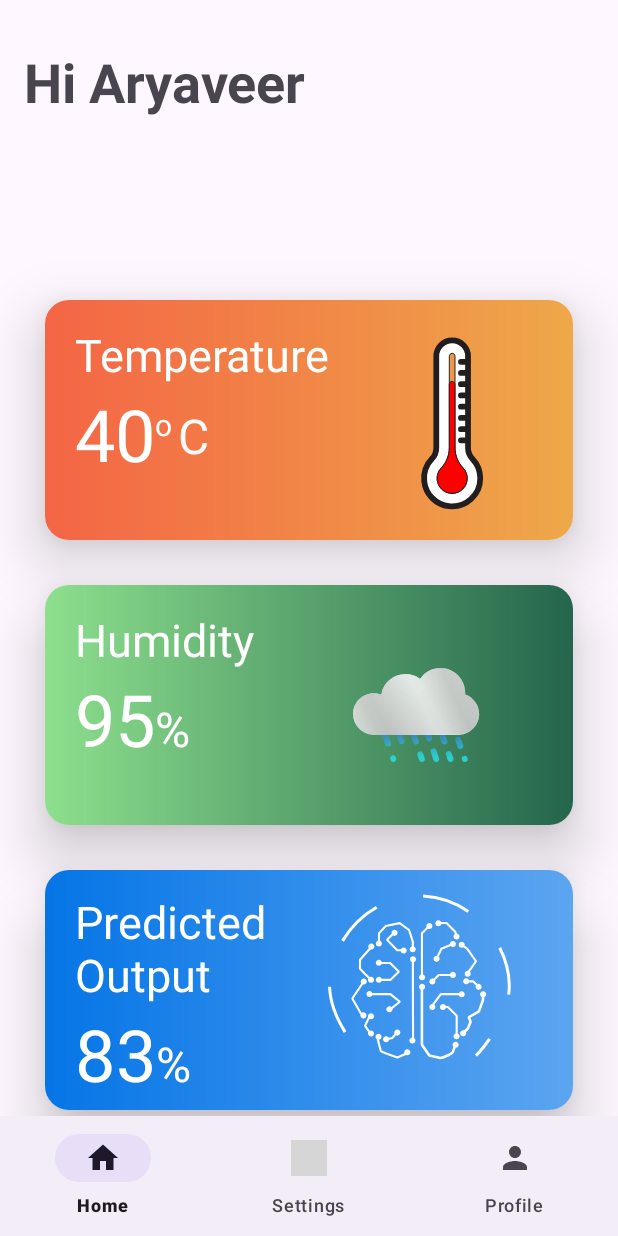
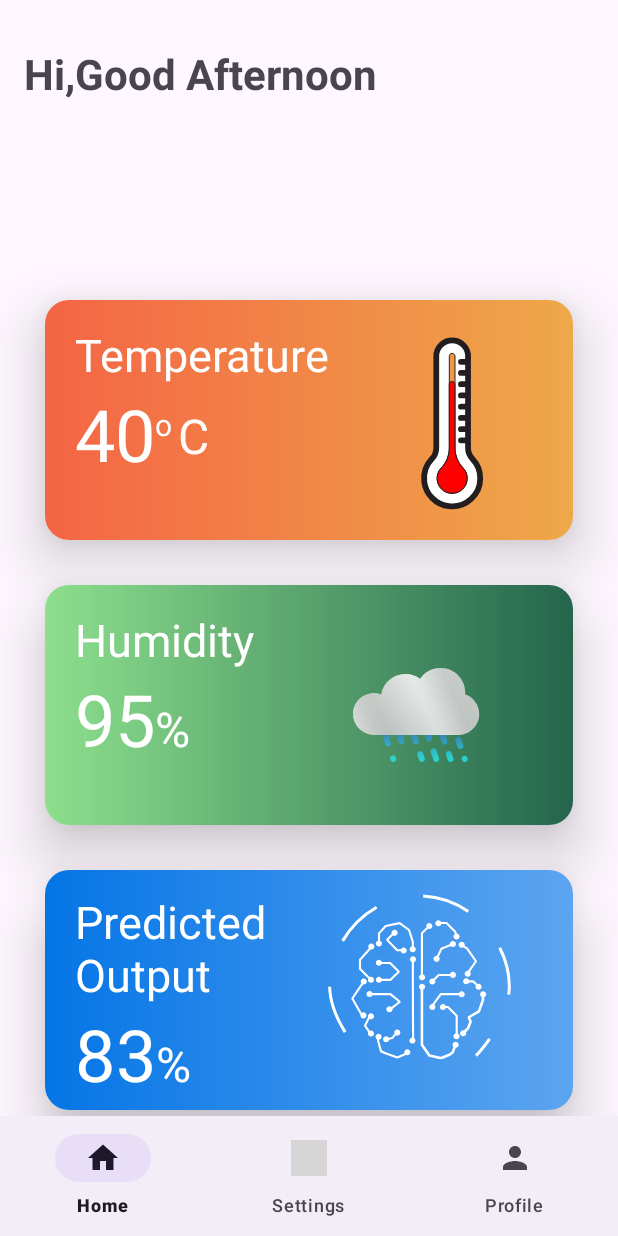
Before and after one commit to prashantshukla01/SuryaVedika, an Android app: the screen it shows after launch once a user with an empty profile is signed in (MainActivity), on a phone screen of 412 x 824 dp. Run offline under Robolectric (Android 15) with nearby library versions, the phone set to English and light mode, and no system bars; our stand-ins replace Firebase (no records; nobody signed in at launch, a user with empty details on screens opened directly); grey boxes are pictures that could not be loaded.

Commit message:
bugs fixed

```diff
--- a/app/src/main/java/com/example/soni_innogeek/LoginActivity.kt
+++ b/app/src/main/java/com/example/soni_innogeek/LoginActivity.kt
@@ -5,6 +5,7 @@ import android.os.Bundle
 import android.widget.Toast
 import androidx.activity.enableEdgeToEdge
 import androidx.appcompat.app.AppCompatActivity
+import androidx.core.content.ContextCompat.startActivity
 import androidx.core.view.ViewCompat
 import androidx.core.view.WindowInsetsCompat
 import com.example.soni_innogeek.databinding.ActivityLoginBinding
--- a/app/src/main/java/com/example/soni_innogeek/SignUpActivity.kt
+++ b/app/src/main/java/com/example/soni_innogeek/SignUpActivity.kt
@@ -5,6 +5,7 @@ import android.os.Bundle
 import android.widget.Toast
 import androidx.activity.enableEdgeToEdge
 import androidx.appcompat.app.AppCompatActivity
+import androidx.core.content.ContextCompat.startActivity
 import androidx.core.view.ViewCompat
 import androidx.core.view.WindowInsetsCompat
 import com.example.soni_innogeek.databinding.ActivitySignUpBinding
--- a/app/src/main/java/com/example/soni_innogeek/SplashActivity.kt
+++ b/app/src/main/java/com/example/soni_innogeek/SplashActivity.kt
@@ -5,6 +5,7 @@ import android.os.Bundle
 import android.os.Handler
 import androidx.activity.enableEdgeToEdge
 import androidx.appcompat.app.AppCompatActivity
+import androidx.core.content.ContextCompat.startActivity
 import androidx.core.view.ViewCompat
 import androidx.core.view.WindowInsetsCompat
 
--- a/app/src/main/java/com/example/soni_innogeek/frags/ProfileFrag.kt
+++ b/app/src/main/java/com/example/soni_innogeek/frags/ProfileFrag.kt
@@ -1,6 +1,7 @@
 package com.example.soni_innogeek.frags
 
 import android.app.Activity
+
 import android.content.Intent
 import android.os.Bundle
 import androidx.fragment.app.Fragment
@@ -10,6 +11,7 @@ import android.view.ViewGroup
 import android.widget.PopupMenu
 import android.widget.Toast
 import androidx.appcompat.app.AlertDialog
+import androidx.core.content.ContentProviderCompat.requireContext
 import com.example.soni_innogeek.LoginActivity
 import com.example.soni_innogeek.MainActivity
 import com.example.soni_innogeek.R
--- a/app/src/main/java/com/example/soni_innogeek/frags/editProfileFrag.kt
+++ b/app/src/main/java/com/example/soni_innogeek/frags/editProfileFrag.kt
@@ -1,4 +1,5 @@
 package com.example.soni_innogeek.frags
+
 
 import android.os.Bundle
 import androidx.fragment.app.Fragment
--- a/app/src/main/java/com/example/soni_innogeek/frags/humidityCardFrag.kt
+++ b/app/src/main/java/com/example/soni_innogeek/frags/humidityCardFrag.kt
@@ -6,6 +6,7 @@ import android.view.LayoutInflater
 import android.view.View
 import android.view.ViewGroup
 import android.widget.Toast
+import androidx.core.content.ContentProviderCompat.requireContext
 import com.example.soni_innogeek.databinding.FragmentHumidityCardBinding
 import com.google.firebase.database.DataSnapshot
 import com.google.firebase.database.DatabaseError
--- a/app/src/main/java/com/example/soni_innogeek/frags/powerCardFrag.kt
+++ b/app/src/main/java/com/example/soni_innogeek/frags/powerCardFrag.kt
@@ -6,6 +6,7 @@ import android.view.LayoutInflater
 import android.view.View
 import android.view.ViewGroup
 import android.widget.Toast
+import androidx.core.content.ContentProviderCompat.requireContext
 import com.example.soni_innogeek.R
 import com.example.soni_innogeek.databinding.FragmentPowerCardBinding
 import com.example.soni_innogeek.databinding.FragmentTempCardBinding
--- a/app/src/main/java/com/example/soni_innogeek/frags/tempCardFrag.kt
+++ b/app/src/main/java/com/example/soni_innogeek/frags/tempCardFrag.kt
@@ -6,6 +6,7 @@ import android.view.LayoutInflater
 import android.view.View
 import android.view.ViewGroup
 import android.widget.Toast
+import androidx.core.content.ContentProviderCompat.requireContext
 import com.example.soni_innogeek.R
 import com.example.soni_innogeek.databinding.FragmentTempCardBinding
 import com.google.firebase.database.DataSnapshot
--- a/app/src/main/res/layout/fragment_home.xml
+++ b/app/src/main/res/layout/fragment_home.xml
@@ -22,8 +22,8 @@
                 <TextView
                     android:layout_width="wrap_content"
                     android:layout_height="wrap_content"
-                    android:text="Hi Aryaveer"
-                    android:textSize="36sp"
+                    android:text="Hi,Good Afternoon  "
+                    android:textSize="28sp"
                     android:textStyle="bold"
                     android:layout_marginTop="30dp"
                     android:layout_marginStart="16dp"
--- a/app/src/main/res/layout/fragment_profile.xml
+++ b/app/src/main/res/layout/fragment_profile.xml
@@ -64,7 +64,7 @@
             android:id="@+id/profile_email"
             android:layout_width="match_parent"
             android:layout_height="40dp"
-            android:text="soniavi3007@gmail.com"
+            android:text="unknown123@gmail.com"
             android:textSize="20sp"
             android:textColor="#ffff"
             android:layout_marginTop="8dp"
--- a/gradle/libs.versions.toml
+++ b/gradle/libs.versions.toml
@@ -1,5 +1,5 @@
 [versions]
-agp = "8.5.0"
+agp = "8.9.1"
 circleimageview = "3.1.0"
 kotlin = "1.9.0"
 coreKtx = "1.13.1"
```
Also changed, not shown: gradle/wrapper/gradle-wrapper.properties.
